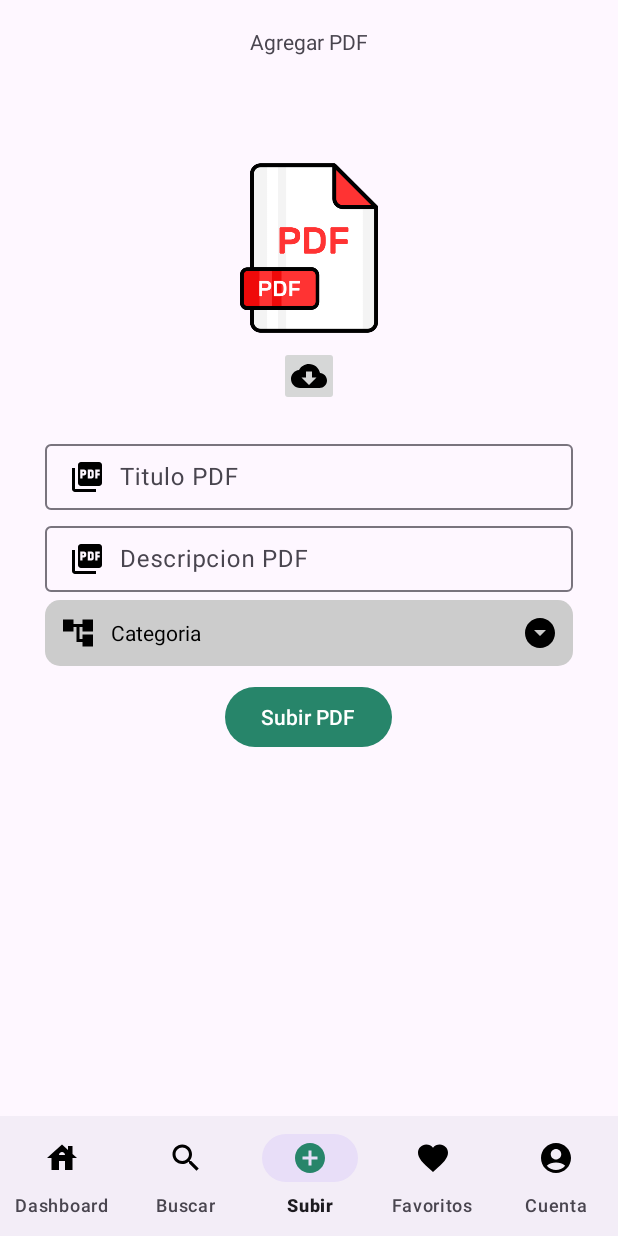
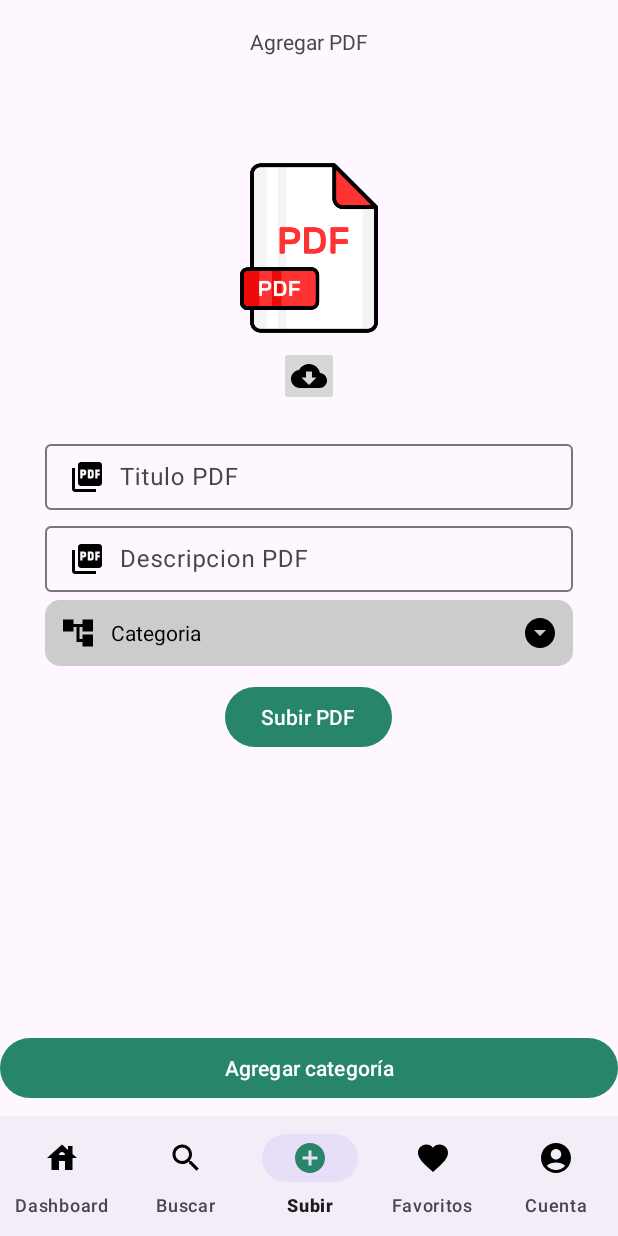
Before and after one commit to CamiloxX/KoalaApp, an Android app: the MainActivity screen opened directly, with no data from a screen before it, item 3 of the bottom bar chosen, on a phone screen of 412 x 824 dp. Run offline under Robolectric (Android 15) with nearby library versions, the phone set to English and light mode, and no system bars; our stand-ins replace Firebase (no records; nobody signed in at launch, a user with empty details on screens opened directly).

Commit message:
KoalaApp 2024

```diff
--- a/app/src/main/java/com/example/koalaap/MainActivity.kt
+++ b/app/src/main/java/com/example/koalaap/MainActivity.kt
@@ -114,6 +114,8 @@ class MainActivity : AppCompatActivity() {
         fragmentTransaction.commit()
     }
 
+
+
     private fun ComprobarSesion() {
         val firebaseUser = firebaseAuth.currentUser
         if (firebaseUser == null) {
--- a/app/src/main/res/layout/activity_main.xml
+++ b/app/src/main/res/layout/activity_main.xml
@@ -6,6 +6,7 @@
     android:layout_width="match_parent"
     android:layout_height="match_parent"
     tools:context=".MainActivity">
+
     <RelativeLayout
         android:id="@+id/toolbaRLAdmin"
         android:layout_width="match_parent"
@@ -15,7 +16,7 @@
             android:text="@string/Titulo_RL_Admin"
             android:layout_centerInParent="true"
             android:layout_width="wrap_content"
-            android:layout_height="wrap_content"/>
+            android:layout_height="wrap_content" />
 
         <ImageView
             android:id="@+id/Imagen_RL_Admin"
@@ -23,20 +24,36 @@
             android:layout_height="wrap_content"
             android:layout_centerInParent="true"
             android:src="@drawable/bienvenida_img" />
+    </RelativeLayout>
 
-    </RelativeLayout>
     <View
         android:background="#cccccc"
         android:layout_alignParentBottom="true"
         android:layout_width="match_parent"
-        android:layout_height="1dp"/>
-<FrameLayout
-    android:id="@+id/Fragments_Admin"
-    android:layout_width="match_parent"
-    android:layout_height="match_parent"
-    android:layout_below="@+id/toolbaRLAdmin"/>
+        android:layout_height="1dp" />
+
+    <FrameLayout
+        android:id="@+id/Fragments_Admin"
+        android:layout_width="match_parent"
+        android:layout_height="0dp"
+        android:layout_weight="1"
+        android:layout_below="@+id/toolbaRLAdmin"
+        android:layout_above="@+id/Btn_agregar_categoria" />
 
 
+    <!-- Agregar categoria-->
+    <com.google.android.material.button.MaterialButton
+        android:id="@+id/Btn_agregar_categoria"
+        android:text="@string/Btn_agregar_categoria"
+        android:layout_width="match_parent"
+        android:layout_height="wrap_content"
+        android:layout_above="@id/Bottom_nav_cliente"
+        android:layout_marginBottom="8dp" />
+
+
+
+
+    <!--Barra de naevgación -->
     <com.google.android.material.bottomnavigation.BottomNavigationView
         android:id="@+id/Bottom_nav_cliente"
         android:layout_width="match_parent"
@@ -44,5 +61,6 @@
         android:layout_alignParentBottom="true"
         app:menu="@menu/menu_bottom_cliente"
         app:itemIconTint="@color/color_item_bottom_nav"
-        app:labelVisibilityMode="labeled"/>
+        app:labelVisibilityMode="labeled" />
+
 </RelativeLayout>
```
Also changed, not shown: 44 other files.
